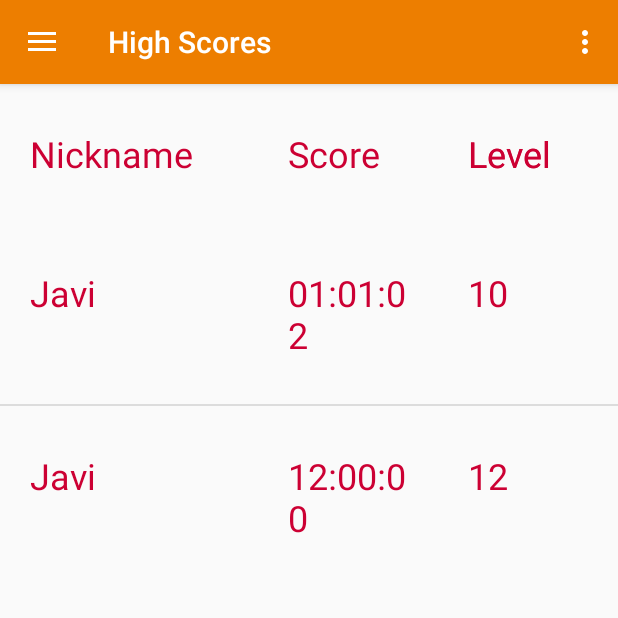
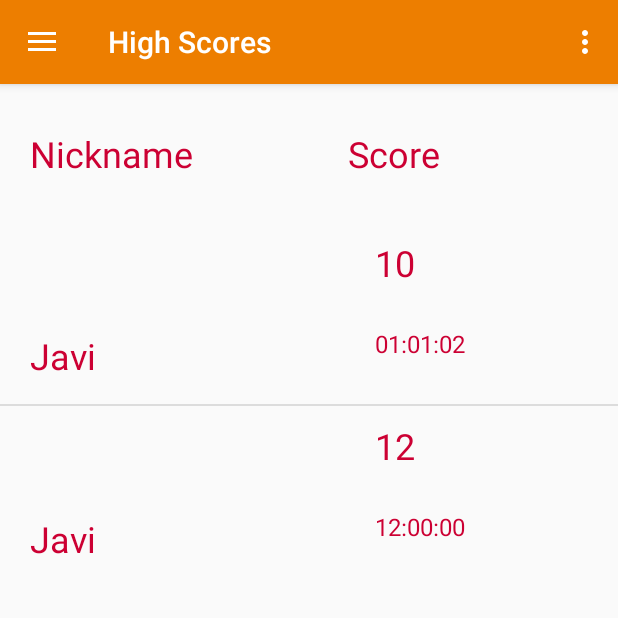
Before and after one commit to PuzzleDroid/PuzzleDroid, an Android app: the screen it shows after launch (MainActivity), after a tap on an icon or button, on a phone screen of 412 x 824 dp, the top half of it. Run offline under Robolectric (Android 15) with nearby library versions, the light colour scheme and no system bars; our stand-ins replace Firebase (no records; nobody signed in at launch, a user with empty details on screens opened directly), Room's generated code, navigation-ui.

Commit message:
Add styles to score

```diff
--- a/app/src/main/java/com/awaredevelopers/puzzledroid/db/dao/ScoreDao.kt
+++ b/app/src/main/java/com/awaredevelopers/puzzledroid/db/dao/ScoreDao.kt
@@ -10,7 +10,7 @@ import kotlin.collections.List
 
 @Dao
 interface ScoreDao {
-    @Query("Select * FROM scores")
+    @Query("Select * FROM scores ORDER BY level DESC, score ASC")
     fun loadLiveScores(): LiveData<List<ScoreEntity>>
 
     @Insert(onConflict = OnConflictStrategy.REPLACE)
--- a/app/src/main/res/layout/fragment_scores.xml
+++ b/app/src/main/res/layout/fragment_scores.xml
@@ -7,54 +7,32 @@
     android:orientation="vertical"
     tools:context=".ui.scores.ScoresFragment">
 
-    <RelativeLayout xmlns:android="http://schemas.android.com/apk/res/android"
-        xmlns:tools="http://schemas.android.com/tools"
+    <RelativeLayout
         android:layout_width="fill_parent"
         android:layout_height="wrap_content" >
 
         <TextView
-            android:id="@+id/score_imgName"
-            android:layout_width="120dp"
+            android:id="@+id/score_level_label"
+            android:layout_width="200dp"
             android:layout_height="wrap_content"
             android:paddingVertical="30dip"
             android:paddingHorizontal="20dip"
             android:textColor="#CC0033"
             android:textSize="24sp"
-            android:text="Level"
+            android:text="Score"
             android:layout_alignParentRight="true"/>
 
         <TextView
-            android:id="@+id/score_level"
-            android:layout_width="120dp"
+            android:id="@+id/score_time_label"
+            android:layout_width="200dp"
             android:layout_height="wrap_content"
-            android:paddingVertical="30dip"
-            android:paddingHorizontal="20dip"
-            android:textColor="#CC0033"
-            android:textSize="24sp"
-            android:text="Level"
-            android:layout_alignParentRight="true"/>
-
-        <TextView
-            android:id="@+id/score_time"
-            android:layout_width="120dp"
-            android:layout_height="wrap_content"
-            android:layout_toLeftOf="@+id/score_level"
+            android:layout_marginRight="12dp"
+            android:layout_toLeftOf="@+id/score_level_label"
             android:paddingHorizontal="20dp"
             android:paddingVertical="30dp"
+            android:text="Nickname"
             android:textColor="#CC0033"
-            android:textSize="24sp"
-            android:text="Score" />
-
-        <TextView
-            android:id="@+id/score_nickname"
-            android:layout_width="match_parent"
-            android:layout_height="wrap_content"
-            android:paddingVertical="30dip"
-            android:paddingHorizontal="20dip"
-            android:textColor="#CC0033"
-            android:textSize="24sp"
-            android:layout_toLeftOf="@+id/score_time"
-            android:text="Nickname"/>
+            android:textSize="24sp" />
     </RelativeLayout>
 
     <ListView
--- a/app/src/main/res/layout/list_item_score.xml
+++ b/app/src/main/res/layout/list_item_score.xml
@@ -6,41 +6,41 @@
 
     <TextView
         android:id="@+id/score_imgName"
-        android:layout_width="120dip"
-        android:layout_height="wrap_content"
-        android:paddingVertical="30dip"
-        android:paddingHorizontal="20dip"
+        android:layout_width="230dp"
+        android:layout_height="62dp"
+        android:paddingHorizontal="20dp"
+        android:paddingVertical="10dp"
+        android:textColor="#CC0033"
+        android:textSize="16sp" />
+
+    <TextView
+        android:id="@+id/score_nickname"
+        android:layout_width="230dp"
+        android:layout_height="55dp"
+        android:paddingHorizontal="20dp"
+        android:paddingVertical="10dp"
+        android:layout_below="@+id/score_imgName"
         android:textColor="#CC0033"
         android:textSize="24sp" />
 
     <TextView
         android:id="@+id/score_level"
-        android:layout_width="120dip"
-        android:layout_height="wrap_content"
-        android:paddingVertical="30dip"
-        android:paddingHorizontal="20dip"
-        android:textColor="#CC0033"
-        android:textSize="24sp"
-        android:layout_alignParentRight="true"/>
-
-    <TextView
-        android:id="@+id/score_time"
-        android:layout_width="120dip"
-        android:layout_height="wrap_content"
-        android:layout_toLeftOf="@+id/score_level"
+        android:layout_width="180dp"
+        android:layout_height="59dp"
+        android:layout_toEndOf="@+id/score_nickname"
         android:paddingHorizontal="20dp"
-        android:paddingVertical="30dp"
+        android:paddingVertical="10dp"
         android:textColor="#CC0033"
         android:textSize="24sp" />
 
     <TextView
-        android:id="@+id/score_nickname"
-        android:layout_width="match_parent"
-        android:layout_height="wrap_content"
-        android:paddingVertical="30dip"
-        android:paddingHorizontal="20dip"
+        android:id="@+id/score_time"
+        android:layout_width="180dp"
+        android:layout_height="61dp"
+        android:layout_below="@+id/score_level"
+        android:layout_toEndOf="@+id/score_nickname"
+        android:paddingHorizontal="20dp"
+        android:paddingVertical="10dp"
         android:textColor="#CC0033"
-        android:textSize="24sp"
-        android:layout_toLeftOf="@+id/score_time"/>
-
+        android:textSize="16sp" />
 </RelativeLayout>
```
